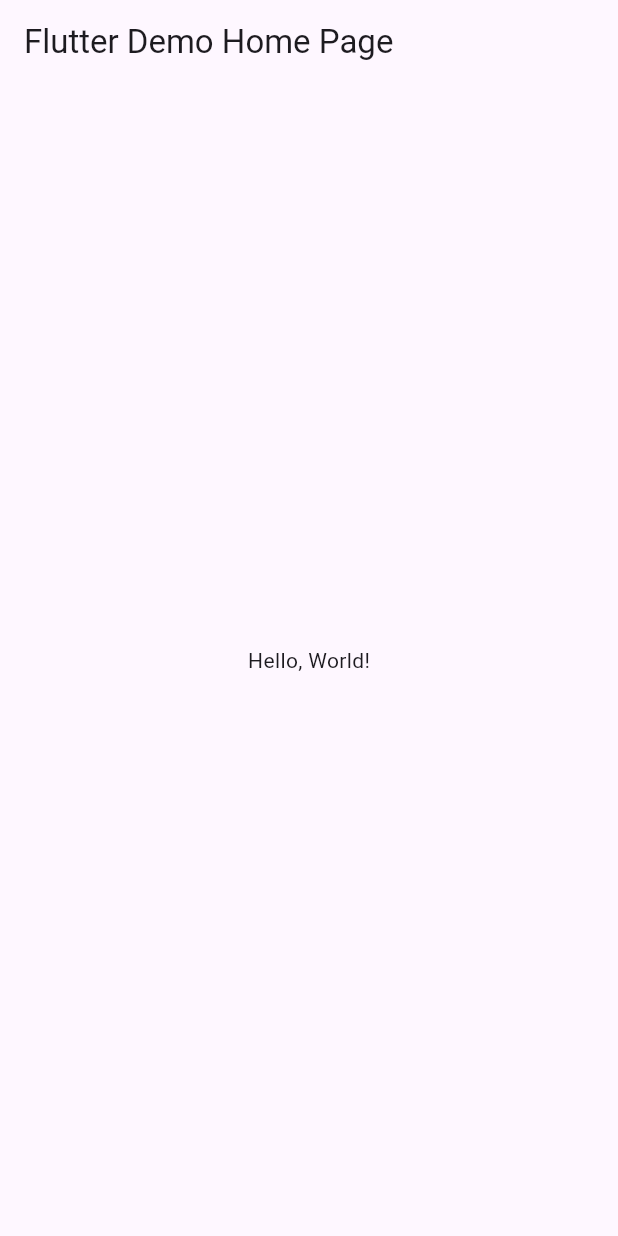
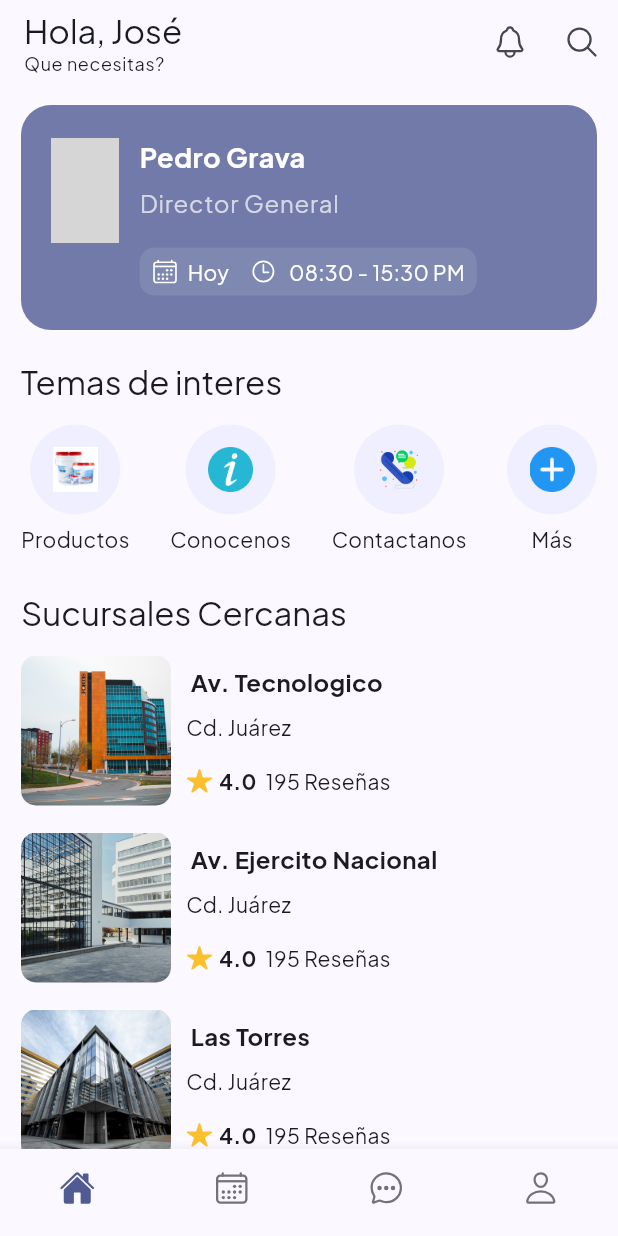
Before and after one commit to BeltranJ128/UII-A11-UX, a Flutter app: the screen it shows after launch, on a phone screen of 412 x 824 dp. Run offline on Flutter 3.47's test engine with Material 3 defaults, Android fonts, the phone set to English and light mode, and no system bars; our stand-ins replace device_preview, google_fonts, ionicons; grey boxes are pictures that could not be loaded.

```diff
--- a/lib/main.dart
+++ b/lib/main.dart
@@ -1,43 +1,34 @@
+import 'package:device_preview/device_preview.dart';
+import 'package:beltranUX/pages/home_page.dart';
 import 'package:flutter/material.dart';
+import 'package:google_fonts/google_fonts.dart';
 
-void main() => runApp(MyApp());
+void main() {
+  runApp(DevicePreview(
+    enabled: false,
+    builder: (context) => const MyApp(),
+  ));
+}
 
 class MyApp extends StatelessWidget {
   const MyApp({super.key});
+
   // This widget is the root of your application.
   @override
   Widget build(BuildContext context) {
     return MaterialApp(
-      // Application name
-      title: 'Flutter Hello World',
-      // Application theme data, you can set the colors for the application as
-      // you want
+      builder: DevicePreview.appBuilder,
+      locale: DevicePreview.locale(context),
+      title: 'Piscinas',
+      debugShowCheckedModeBanner: false,
       theme: ThemeData(
-        // useMaterial3: false,
-        primarySwatch: Colors.blue,
+        colorSchemeSeed: const Color(0xff5a73d8),
+        textTheme: GoogleFonts.plusJakartaSansTextTheme(
+          Theme.of(context).textTheme,
+        ),
+        useMaterial3: true,
       ),
-      // A widget which will be started on application startup
-      home: MyHomePage(title: 'Flutter Demo Home Page'),
+      home: const HomePage(),
     );
   }
 }
-
-class MyHomePage extends StatelessWidget {
-  final String title;
-  const MyHomePage({super.key, required this.title});
-
-  @override
-  Widget build(BuildContext context) {
-    return Scaffold(
-      appBar: AppBar(
-        // The title text which will be shown on the action bar
-        title: Text(title),
-      ),
-      body: Center(
-        child: Text(
-          'Hello, World!',
-        ),
-      ),
-    );
-  }
-}
--- /dev/null
+++ b/lib/models/doctor_model.dart
@@ -0,0 +1,33 @@
+class DoctorModel {
+  final String name;
+  final int averageReview;
+  final int totalReviews;
+  final String profile;
+  DoctorModel({
+    required this.name,
+    required this.averageReview,
+    required this.totalReviews,
+    required this.profile,
+  });
+}
+
+final List<DoctorModel> nearbyDoctors = [
+  DoctorModel(
+    name: "Av. Tecnologico",
+    averageReview: 0,
+    totalReviews: 0,
+    profile: "assets/e1.jpg",
+  ),
+  DoctorModel(
+    name: "Av. Ejercito Nacional",
+    averageReview: 0,
+    totalReviews: 0,
+    profile: "assets/e2.jpg",
+  ),
+  DoctorModel(
+    name: "Las Torres",
+    averageReview: 2,
+    totalReviews: 0,
+    profile: "assets/e3.jpg",
+  ),
+];
--- /dev/null
+++ b/lib/pages/home_page.dart
@@ -0,0 +1,85 @@
+import 'package:beltranUX/widgets/health_needs.dart';
+import 'package:beltranUX/widgets/nearby_doctors.dart';
+import 'package:beltranUX/widgets/upcoming_card.dart';
+import 'package:flutter/material.dart';
+import 'package:ionicons/ionicons.dart';
+
+class HomePage extends StatelessWidget {
+  const HomePage({Key? key}) : super(key: key);
+
+  @override
+  Widget build(BuildContext context) {
+    return Scaffold(
+      appBar: AppBar(
+        title: Column(
+          crossAxisAlignment: CrossAxisAlignment.start,
+          children: [
+            const Text("Hola, José"),
+            Text(
+              "Que necesitas?",
+              style: Theme.of(context).textTheme.bodySmall,
+            ),
+          ],
+        ),
+        actions: [
+          IconButton(
+            onPressed: () {},
+            icon: const Icon(Ionicons.notifications_outline),
+          ),
+          IconButton(
+            onPressed: () {},
+            icon: const Icon(Ionicons.search_outline),
+          ),
+        ],
+      ),
+      body: ListView(
+        physics: const BouncingScrollPhysics(),
+        padding: const EdgeInsets.all(14),
+        children: [
+          const UpcomingCard(),
+          const SizedBox(height: 20),
+          Text(
+            "Temas de interes",
+            style: Theme.of(context).textTheme.titleLarge,
+          ),
+          const SizedBox(height: 15),
+          const HealthNeeds(),
+          const SizedBox(height: 25),
+          Text(
+            "Sucursales Cercanas",
+            style: Theme.of(context).textTheme.titleLarge,
+          ),
+          const SizedBox(height: 15),
+          const NearbyDoctors(),
+        ],
+      ),
+      bottomNavigationBar: BottomNavigationBar(
+        type: BottomNavigationBarType.fixed,
+        showUnselectedLabels: false,
+        showSelectedLabels: false,
+        items: const [
+          BottomNavigationBarItem(
+            icon: Icon(Ionicons.home_outline),
+            activeIcon: Icon(Ionicons.home),
+            label: "Home",
+          ),
+          BottomNavigationBarItem(
+            icon: Icon(Ionicons.calendar_outline),
+            activeIcon: Icon(Ionicons.calendar),
+            label: "Home",
+          ),
+          BottomNavigationBarItem(
+            icon: Icon(Ionicons.chatbubble_ellipses_outline),
+            label: "Home",
+            activeIcon: Icon(Ionicons.chatbubble_ellipses),
+          ),
+          BottomNavigationBarItem(
+            icon: Icon(Ionicons.person_outline),
+            activeIcon: Icon(Ionicons.person),
+            label: "Home",
+          ),
+        ],
+      ),
+    );
+  }
+}
--- /dev/null
+++ b/lib/widgets/health_needs.dart
@@ -0,0 +1,167 @@
+import 'package:flutter/material.dart';
+
+class HealthNeeds extends StatelessWidget {
+  const HealthNeeds({Key? key}) : super(key: key);
+
+  @override
+  Widget build(BuildContext context) {
+    List<CustomIcon> customIcons = [
+      CustomIcon(name: "Productos", icon: 'assets/quimicoss.jpg'),
+      CustomIcon(name: "Conocenos", icon: 'assets/info.png'),
+      CustomIcon(name: "Contactanos", icon: 'assets/telephone.png'),
+      CustomIcon(name: "Más", icon: 'assets/plus.png'),
+    ];
+    List<CustomIcon> healthNeeds = [
+      CustomIcon(name: "Productos", icon: 'assets/quimicoss.jpg'),
+      CustomIcon(name: "Conocenos", icon: 'assets/info.png'),
+      CustomIcon(name: "Contactanos", icon: 'assets/telephone.png'),
+      CustomIcon(name: "Equipos", icon: 'assets/filtro.jpg'),
+    ];
+    List<CustomIcon> specialisedCared = [
+      CustomIcon(name: "Calderas", icon: 'assets/caldera.jpg'),
+      CustomIcon(name: "Timers", icon: 'assets/timer.jpg'),
+      CustomIcon(name: "Bombas", icon: 'assets/bomba.jpg'),
+      CustomIcon(name: "Filtros", icon: 'assets/filtro.jpg'),
+    ];
+
+    return Row(
+      mainAxisAlignment: MainAxisAlignment.spaceBetween,
+      children: List.generate(customIcons.length, (index) {
+        return Column(
+          children: [
+            InkWell(
+              onTap: () {
+                if (index == customIcons.length - 1) {
+                  showModalBottomSheet(
+                    context: context,
+                    showDragHandle: true,
+                    builder: (context) {
+                      return Container(
+                        width: double.infinity,
+                        padding: const EdgeInsets.all(20),
+                        height: 350,
+                        child: Column(
+                          crossAxisAlignment: CrossAxisAlignment.start,
+                          children: [
+                            // HEALTH NEEDS SECTION
+                            Text(
+                              "Principales",
+                              style: Theme.of(context).textTheme.titleLarge,
+                            ),
+                            const SizedBox(height: 10),
+                            Row(
+                              mainAxisAlignment: MainAxisAlignment.spaceBetween,
+                              children: List.generate(
+                                healthNeeds.length,
+                                (index) {
+                                  return Column(
+                                    children: [
+                                      InkWell(
+                                        onTap: () {},
+                                        borderRadius: BorderRadius.circular(90),
+                                        child: Container(
+                                          width: 60,
+                                          height: 50,
+                                          padding: const EdgeInsets.all(15),
+                                          decoration: BoxDecoration(
+                                            color: Theme.of(context)
+                                                .colorScheme
+                                                .primaryContainer
+                                                .withOpacity(0.4),
+                                            shape: BoxShape.circle,
+                                          ),
+                                          child: Image.asset(
+                                            healthNeeds[index].icon,
+                                          ),
+                                        ),
+                                      ),
+                                      const SizedBox(height: 6),
+                                      Text(healthNeeds[index].name)
+                                    ],
+                                  );
+                                },
+                              ),
+                            ),
+                            SizedBox(height: 20),
+                            // SPECIALISED CARE SECTION
+
+                            Text(
+                              "Equipos de piscina",
+                              style: Theme.of(context).textTheme.titleLarge,
+                            ),
+                            const SizedBox(height: 15),
+                            Row(
+                              mainAxisAlignment: MainAxisAlignment.spaceBetween,
+                              children: List.generate(
+                                specialisedCared.length,
+                                (index) {
+                                  return Column(
+                                    children: [
+                                      InkWell(
+                                        onTap: () {},
+                                        borderRadius: BorderRadius.circular(90),
+                                        child: Container(
+                                          width: 60,
+                                          height: 60,
+                                          padding: const EdgeInsets.all(15),
+                                          decoration: BoxDecoration(
+                                            color: Theme.of(context)
+                                                .colorScheme
+                                                .primaryContainer
+                                                .withOpacity(0.4),
+                                            shape: BoxShape.circle,
+                                          ),
+                                          child: Image.asset(
+                                            specialisedCared[index].icon,
+                                          ),
+                                        ),
+                                      ),
+                                      const SizedBox(height: 6),
+                                      Text(specialisedCared[index].name)
+                                    ],
+                                  );
+                                },
+                              ),
+                            )
+                          ],
+                        ),
+                      );
+                    },
+                  );
+                }
+              },
+              borderRadius: BorderRadius.circular(90),
+              child: Container(
+                width: 60,
+                height: 60,
+                padding: const EdgeInsets.all(15),
+                decoration: BoxDecoration(
+                  color: Theme.of(context)
+                      .colorScheme
+                      .primaryContainer
+                      .withOpacity(0.4),
+                  shape: BoxShape.circle,
+                ),
+                child: Image.asset(
+                  customIcons[index].icon,
+                ),
+              ),
+            ),
+            const SizedBox(height: 6),
+            Text(customIcons[index].name)
+          ],
+        );
+      }),
+    );
+  }
+}
+
+class CustomIcon {
+  final String name;
+  final String icon;
+
+  CustomIcon({
+    required this.name,
+    required this.icon,
+  });
+}
--- /dev/null
+++ b/lib/widgets/nearby_doctors.dart
@@ -0,0 +1,64 @@
+import 'package:beltranUX/models/doctor_model.dart';
+import 'package:flutter/material.dart';
+import 'package:ionicons/ionicons.dart';
+
+class NearbyDoctors extends StatelessWidget {
+  const NearbyDoctors({Key? key}) : super(key: key);
+
+  @override
+  Widget build(BuildContext context) {
+    return Column(
+      children: List.generate(nearbyDoctors.length, (index) {
+        return Padding(
+          padding: const EdgeInsets.only(bottom: 18),
+          child: Row(
+            children: [
+              Container(
+                width: 100,
+                height: 100,
+                decoration: BoxDecoration(
+                  borderRadius: BorderRadius.circular(10),
+                  image: DecorationImage(
+                    image: AssetImage(nearbyDoctors[index].profile),
+                    fit: BoxFit.cover,
+                  ),
+                ),
+              ),
+              const SizedBox(width: 10),
+              Column(
+                crossAxisAlignment: CrossAxisAlignment.start,
+                children: [
+                  Text(
+                    " ${nearbyDoctors[index].name}",
+                    style: const TextStyle(
+                        fontSize: 16, fontWeight: FontWeight.bold),
+                  ),
+                  const SizedBox(height: 8),
+                  const Text("Cd. Juárez"),
+                  const SizedBox(height: 16),
+                  Row(
+                    children: [
+                      Icon(
+                        Ionicons.star,
+                        color: Colors.yellow[700],
+                        size: 18,
+                      ),
+                      const Padding(
+                        padding: EdgeInsets.only(left: 4, right: 6),
+                        child: Text(
+                          "4.0",
+                          style: TextStyle(fontWeight: FontWeight.bold),
+                        ),
+                      ),
+                      const Text("195 Reseñas")
+                    ],
+                  )
+                ],
+              )
+            ],
+          ),
+        );
+      }),
+    );
+  }
+}
--- /dev/null
+++ b/lib/widgets/upcoming_card.dart
@@ -0,0 +1,96 @@
+import 'package:flutter/material.dart';
+import 'package:ionicons/ionicons.dart';
+
+class UpcomingCard extends StatelessWidget {
+  const UpcomingCard({
+    Key? key,
+  }) : super(key: key);
+
+  @override
+  Widget build(BuildContext context) {
+    return Container(
+      width: double.maxFinite,
+      height: 150,
+      padding: const EdgeInsets.symmetric(vertical: 22, horizontal: 20),
+      decoration: BoxDecoration(
+        color: Theme.of(context).primaryColor.withOpacity(0.8),
+        borderRadius: BorderRadius.circular(20),
+      ),
+      child: Row(
+        crossAxisAlignment: CrossAxisAlignment.start,
+        children: [
+          ClipRRect(
+            borderRadius: BorderRadius.circular(10),
+            child: Image.asset(
+              'assets/persona.jpg',
+              width: 45,
+              height: 70,
+              fit: BoxFit.cover,
+            ),
+          ),
+          const SizedBox(width: 14),
+          Column(
+            crossAxisAlignment: CrossAxisAlignment.start,
+            children: [
+              Text(
+                "Pedro Grava",
+                style: TextStyle(
+                  fontSize: 18,
+                  fontWeight: FontWeight.bold,
+                  color: Theme.of(context).colorScheme.onPrimary,
+                ),
+              ),
+              const SizedBox(height: 5),
+              Text(
+                "Director General",
+                style: Theme.of(context).textTheme.bodyLarge!.copyWith(
+                      color: Colors.white70,
+                    ),
+              ),
+              const SizedBox(height: 18),
+              Container(
+                padding: const EdgeInsets.symmetric(
+                  vertical: 6,
+                  horizontal: 8.0,
+                ),
+                decoration: BoxDecoration(
+                    color: Colors.white10,
+                    borderRadius: BorderRadius.circular(10)),
+                child: const Row(
+                  children: [
+                    Icon(
+                      Ionicons.calendar_outline,
+                      size: 18,
+                      color: Colors.white,
+                    ),
+                    Padding(
+                      padding: EdgeInsets.only(left: 6, right: 14),
+                      child: Text(
+                        "Hoy",
+                        style: TextStyle(color: Colors.white),
+                      ),
+                    ),
+                    Padding(
+                      padding: EdgeInsets.only(right: 8),
+                      child: Icon(
+                        Ionicons.time_outline,
+                        size: 18,
+                        color: Colors.white,
+                      ),
+                    ),
+                    Text(
+                      "08:30 - 15:30 PM",
+                      style: TextStyle(
+                        color: Colors.white,
+                      ),
+                    )
+                  ],
+                ),
+              )
+            ],
+          )
+        ],
+      ),
+    );
+  }
+}
```
Also changed, not shown: pubspec.yaml (+6 -1 lines), assets/bomba.jpg (added), assets/caldera.jpg (added), assets/e1.jpg (added), assets/e2.jpg (added), assets/e3.jpg (added), assets/filtro.jpg (added), assets/info.png (added), assets/plus.png (added), assets/quimicoss.jpg (added), assets/telephone.png (added), assets/timer.jpg (added), 1 other file.
